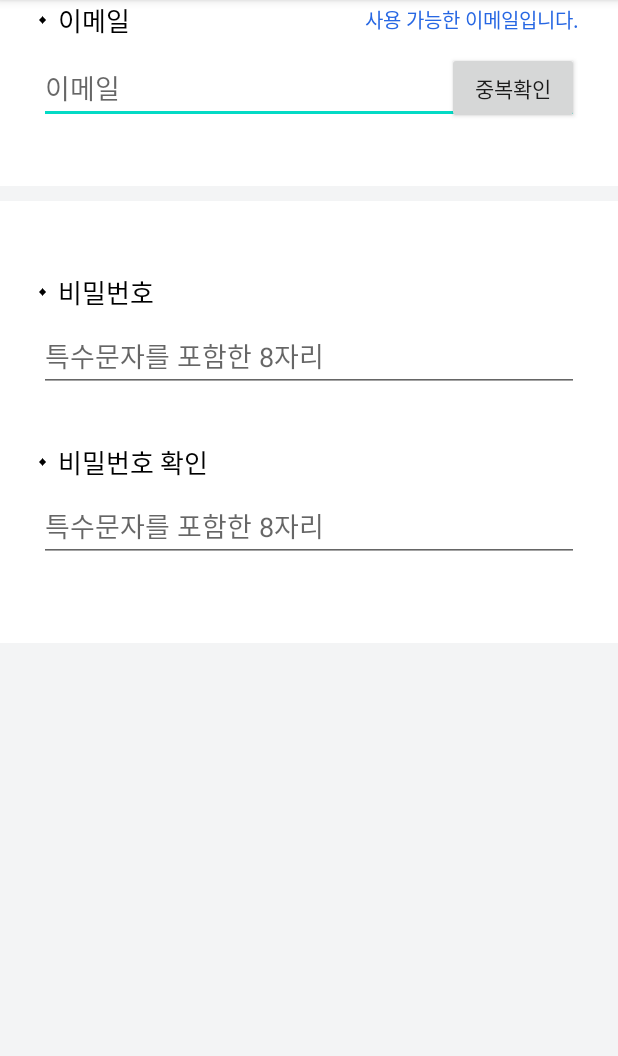
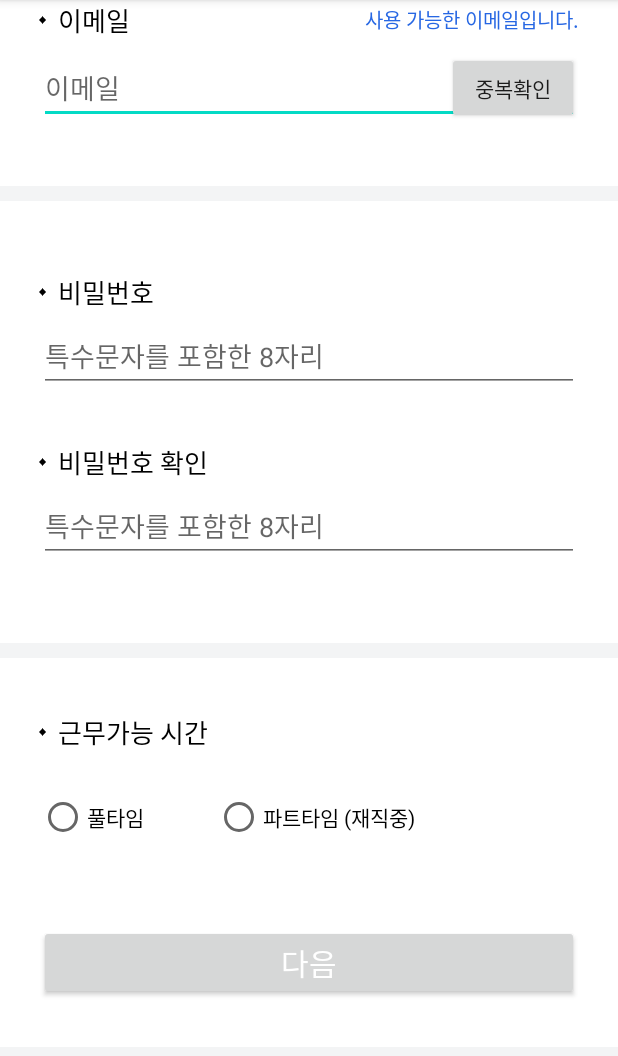
Before and after one commit to RobertHan96/SignupExample_0408, an Android app: the screen it shows after launch (MainActivity), on a phone screen of 412 x 824 dp, the part 84-1140 px from its top. Run offline under Robolectric (Android 15) with nearby library versions, the phone set to English and light mode, and no system bars.

Commit message:
4th commit : 근무가능 시간 입력 화면까지 작성 완료

```diff
--- a/app/src/main/res/layout/activity_main.xml
+++ b/app/src/main/res/layout/activity_main.xml
@@ -134,4 +134,60 @@
 
     </LinearLayout>
 
+    <LinearLayout
+        android:layout_width="match_parent"
+        android:layout_height="wrap_content"
+        android:background="#FFFFFF"
+        android:paddingLeft="26dp"
+        android:paddingRight="26dp"
+        android:orientation="vertical"
+        android:layout_marginTop="10dp">
+
+        <LinearLayout
+            android:layout_width="match_parent"
+            android:layout_height="wrap_content"
+            android:gravity="center_vertical"
+            android:layout_marginTop="36dp"
+            android:orientation="horizontal">
+            <ImageView
+                android:layout_width="5dp"
+                android:layout_height="5dp"
+                android:src="@drawable/ractangle"
+                />
+            <TextView
+                android:layout_width="wrap_content"
+                android:layout_height="wrap_content"
+                android:text="근무가능 시간"
+                android:textColor="#000000"
+                android:textSize="17sp"
+                android:layout_marginLeft="7dp"/>
+        </LinearLayout>
+
+        <RadioGroup
+            android:layout_width="match_parent"
+            android:layout_height="wrap_content"
+            android:layout_marginTop="27dp"
+            android:orientation="horizontal">
+
+            <RadioButton
+                android:layout_width="wrap_content"
+                android:layout_height="wrap_content"
+                android:text="풀타임"/>
+            <RadioButton
+                android:layout_width="wrap_content"
+                android:layout_height="wrap_content"
+                android:layout_marginLeft="47dp"
+                android:text="파트타임 (재직중)"/>
+        </RadioGroup>
+
+        <Button
+            android:layout_width="match_parent"
+            android:layout_height="wrap_content"
+            android:layout_marginTop="56dp"
+            android:layout_marginBottom="31dp"
+            android:text="다음"
+            android:textColor="#FFFFFF"
+            android:textSize="20sp"/>
+    </LinearLayout>
+
 </LinearLayout>
```
